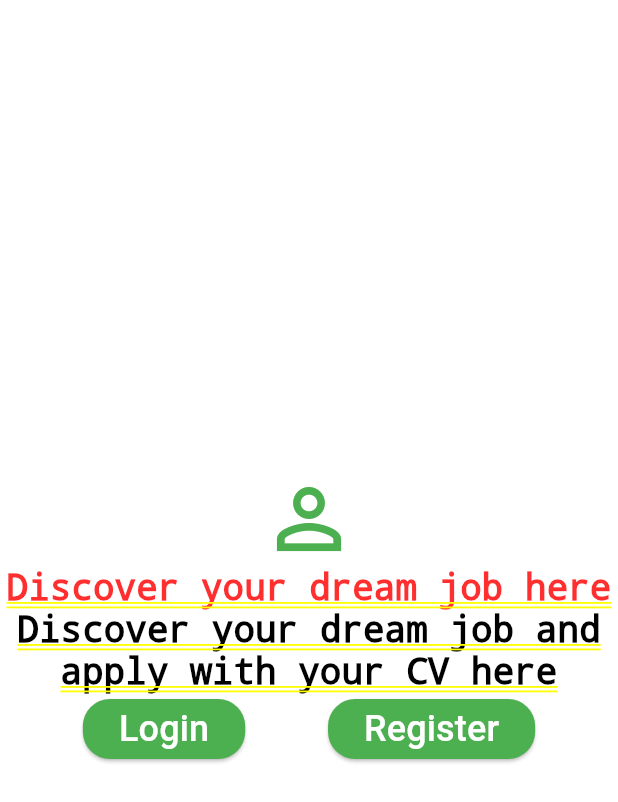
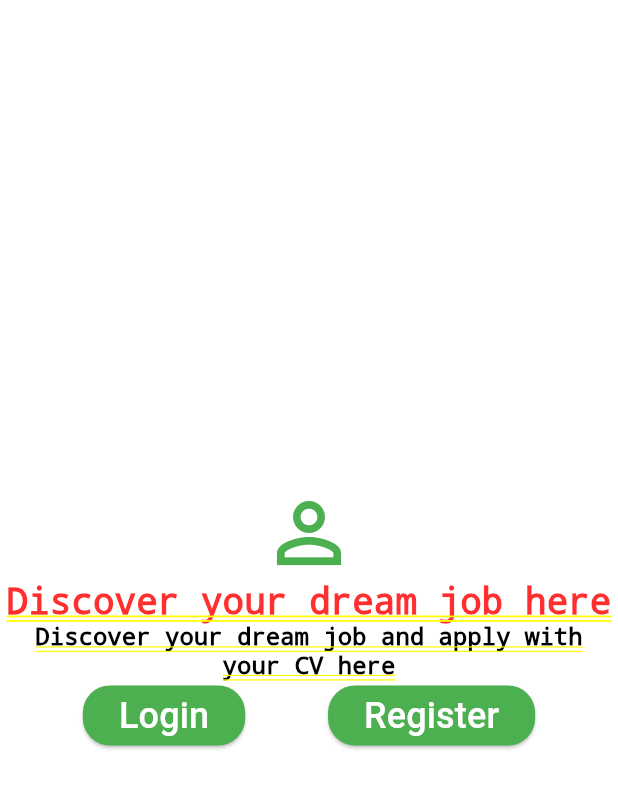
Before and after one commit to Samsonroyal/test-flutter-app, a Flutter app: the screen it shows after launch, on a phone screen of 412 x 824 dp. Shown: the top 802 px of the screen. Run offline on Flutter 3.47's test engine with Material 3 defaults, Android fonts, the light colour scheme and no system bars.

Commit message:
change fontsize

```diff
--- a/lib/my_home_page.dart
+++ b/lib/my_home_page.dart
@@ -31,7 +31,7 @@ class _MyHomePageState extends State<MyHomePage> {
 
             Text("Discover your dream job and apply with your CV here",
             style: TextStyle(
-            fontSize: 24,
+            fontSize: 16,
             color: Colors.black
             ),
             textAlign: TextAlign.center,
```
